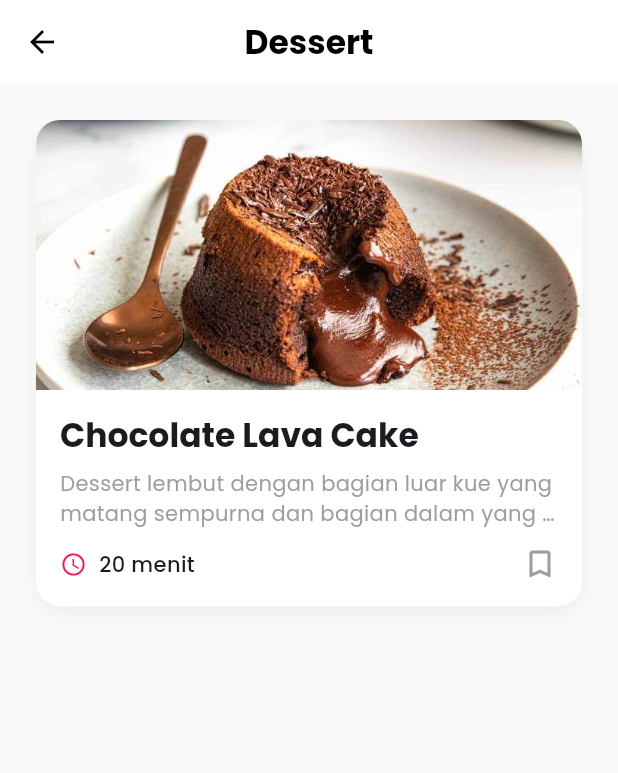
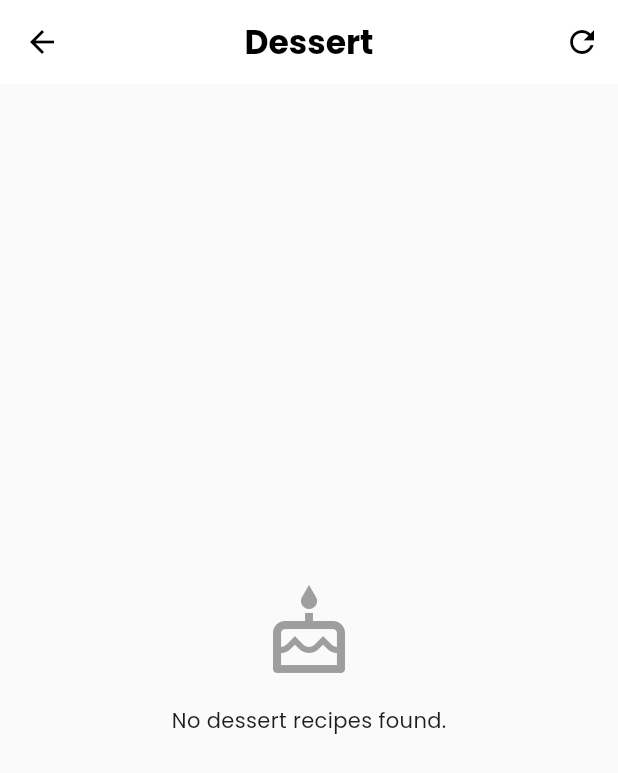
Before and after one commit to 2300016012-Ridho/Chefio_ProjectTekmob, a Flutter app: the DessertPage screen opened by its route, on a phone screen of 412 x 824 dp. Shown: the top 773 px of the screen. Run offline on Flutter 3.47's test engine with Material 3 defaults, Android fonts, the light colour scheme and no system bars; our stand-ins replace google_fonts, image_picker, shared_preferences, smooth_page_indicator, supabase_flutter; accounts and stored records are empty; statements that could not run were skipped.

Commit message:
perbaikan User tidak bisa melihat Resep yang di bikin user lain, dan perbaikan tampilan BUG

```diff
--- a/lib/page/dessert_page.dart
+++ b/lib/page/dessert_page.dart
@@ -1,40 +1,31 @@
 // page/dessert_page.dart
 
+import 'package:chefio/models/recipe_model.dart';
+import 'package:chefio/services/recipe_service.dart';
+import 'package:chefio/widgets/recipe_card.dart'; // Asumsi Anda punya widget ini
 import 'package:flutter/material.dart';
-import 'package:chefio/models/recipe_model.dart';
-import 'package:chefio/page/recipe_detail_page.dart';
 
-final Recipe chocoLavaCakeRecipe = Recipe(
-  title: 'Chocolate Lava Cake',
-  description: 'Dessert lembut dengan bagian luar kue yang matang sempurna dan bagian dalam yang masih lumer seperti lava cokelat panas.',
-  imageUrl: 'images/lava_cake.png',
-  cookingTime: '20 menit',
-  category: 'Dessert', // <-- Disesuaikan dengan model baru
-  ingredients: [
-    '100gr dark chocolate',
-    '100gr butter',
-    '2 butir telur utuh',
-    '2 kuning telur',
-    '50gr gula halus',
-    '1/2 sdt vanila ekstrak (opsional)',
-    '30gr tepung terigu (ayak)',
-    'Margarin dan sedikit tepung untuk melapisi cetakan'
-  ],
-  steps: [
-    'Panaskan oven ke 200°C.',
-    'Lelehkan cokelat dan butter (bisa di-tim atau microwave).',
-    'Di wadah terpisah, kocok telur, kuning telur, gula, dan vanila hingga mengembang dan pucat.',
-    'Campur adonan telur dengan cokelat leleh, aduk perlahan hingga rata.',
-    'Tambahkan tepung terigu yang sudah diayak, aduk rata jangan sampai overmix.',
-    'Olesi cetakan (ramekin) dengan margarin dan taburin sedikit tepung.',
-    'Tuang adonan ke cetakan (isi sekitar 3/4 penuh).',
-    'Panggang selama 10-12 menit. Bagian pinggirnya akan matang dan tengahnya masih sedikit goyang.',
-    'Diamkan sebentar sekitar 1-2 menit, lalu balikkan di atas piring saji. Sajikan hangat.'
-  ],
-);
+class DessertPage extends StatefulWidget {
+  const DessertPage({Key? key}) : super(key: key);
 
-class DessertPage extends StatelessWidget {
-  const DessertPage({Key? key}) : super(key: key);
+  @override
+  State<DessertPage> createState() => _DessertPageState();
+}
+
+class _DessertPageState extends State<DessertPage> {
+  late Future<List<Recipe>> _dessertRecipesFuture;
+
+  @override
+  void initState() {
+    super.initState();
+    _dessertRecipesFuture = RecipeService().getRecipesByCategory('Dessert');
+  }
+
+  Future<void> _refreshData() async {
+    setState(() {
+      _dessertRecipesFuture = RecipeService().getRecipesByCategory('Dessert');
+    });
+  }
 
   @override
   Widget build(BuildContext context) {
@@ -42,93 +33,46 @@ class DessertPage extends StatelessWidget {
       appBar: AppBar(
         title: const Text('Dessert', style: TextStyle(fontWeight: FontWeight.bold)),
         centerTitle: true,
-      ),
-      body: ListView(
-        padding: const EdgeInsets.all(24.0),
-        children: [
-          _buildRecipeCard(
-            context: context,
-            recipe: chocoLavaCakeRecipe,
+        actions: [
+          IconButton(
+            icon: const Icon(Icons.refresh),
+            onPressed: _refreshData,
           ),
         ],
       ),
-    );
-  }
+      body: RefreshIndicator(
+        onRefresh: _refreshData,
+        child: FutureBuilder<List<Recipe>>(
+          future: _dessertRecipesFuture,
+          builder: (context, snapshot) {
+            if (snapshot.connectionState == ConnectionState.waiting) {
+              return const Center(child: CircularProgressIndicator());
+            }
+            if (snapshot.hasError) {
+              return Center(child: Text('Error: ${snapshot.error}'));
+            }
+            if (!snapshot.hasData || snapshot.data!.isEmpty) {
+              return const Center(
+                child: Column(
+                  mainAxisAlignment: MainAxisAlignment.center,
+                  children: [
+                    Icon(Icons.cake_outlined, size: 64, color: Colors.grey),
+                    SizedBox(height: 16),
+                    Text('No dessert recipes found.'),
+                  ],
+                ),
+              );
+            }
 
-  Widget _buildRecipeCard({
-    required BuildContext context,
-    required Recipe recipe,
-  }) {
-    return GestureDetector(
-      onTap: () {
-        Navigator.push(
-          context,
-          MaterialPageRoute(
-            builder: (context) => RecipeDetailPage(recipe: recipe),
-          ),
-        );
-      },
-      child: Container(
-        margin: const EdgeInsets.only(bottom: 24.0),
-        decoration: BoxDecoration(
-          color: Theme.of(context).cardColor,
-          borderRadius: BorderRadius.circular(16.0),
-          boxShadow: [
-            BoxShadow(
-              color: Theme.of(context).shadowColor.withOpacity(0.05),
-              blurRadius: 10,
-              offset: const Offset(0, 5),
-            )
-          ],
-        ),
-        child: Column(
-          crossAxisAlignment: CrossAxisAlignment.start,
-          children: [
-            ClipRRect(
-              borderRadius: const BorderRadius.vertical(top: Radius.circular(16.0)),
-              child: Image.asset(
-                recipe.imageUrl,
-                height: 180,
-                width: double.infinity,
-                fit: BoxFit.cover,
-              ),
-            ),
-            Padding(
-              padding: const EdgeInsets.all(16.0),
-              child: Column(
-                crossAxisAlignment: CrossAxisAlignment.start,
-                children: [
-                  Text(
-                    recipe.title,
-                    style: Theme.of(context).textTheme.titleLarge?.copyWith(fontWeight: FontWeight.bold),
-                  ),
-                  const SizedBox(height: 8),
-                  Text(
-                    recipe.description,
-                    maxLines: 2,
-                    overflow: TextOverflow.ellipsis,
-                    style: Theme.of(context).textTheme.bodyMedium?.copyWith(color: Colors.grey.shade500),
-                  ),
-                  const SizedBox(height: 12),
-                  Row(
-                    children: [
-                      Icon(Icons.access_time_outlined,
-                          size: 18,
-                          color: Theme.of(context).colorScheme.primary),
-                      const SizedBox(width: 8),
-                      Text(
-                        recipe.cookingTime,
-                        style: const TextStyle(fontWeight: FontWeight.w500),
-                      ),
-                      const Spacer(),
-                      Icon(Icons.bookmark_border,
-                          size: 24, color: Colors.grey.shade500),
-                    ],
-                  )
-                ],
-              ),
-            ),
-          ],
+            final recipes = snapshot.data!;
+            return ListView.builder(
+              padding: const EdgeInsets.all(24.0),
+              itemCount: recipes.length,
+              itemBuilder: (context, index) {
+                return RecipeCard(recipe: recipes[index]);
+              },
+            );
+          },
         ),
       ),
     );
```
Also changed, not shown: lib/page/breakfast_page.dart (+61 -120 lines), lib/page/recipe_detail_page.dart (+50 -42 lines).
